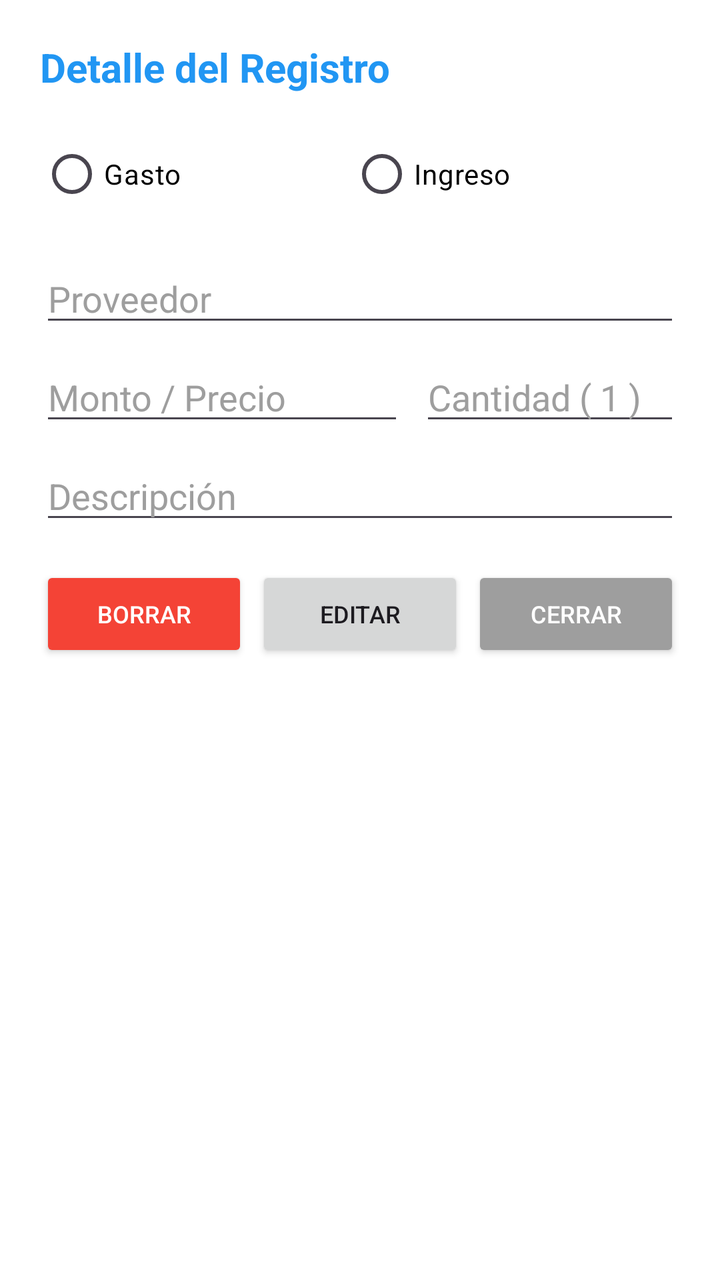
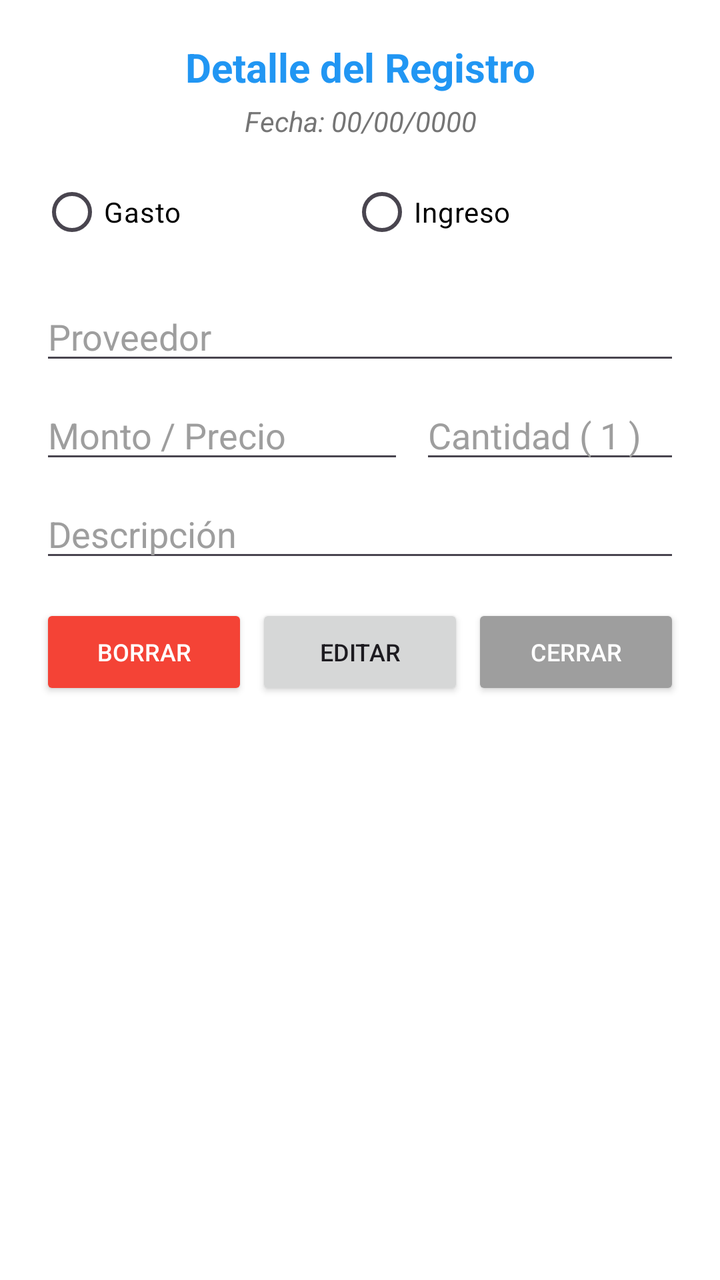

Screens rendered from an Android XML layout before and after an edit, with the pre-edit source and the edit as a unified diff.
<!-- AndroidManifest.xml: application theme Theme.LGW -->
<!-- res/layout/dialog_detalle_gasto.xml -->
<?xml version="1.0" encoding="utf-8"?>
<ScrollView xmlns:android="http://schemas.android.com/apk/res/android"
            android:layout_width="match_parent"
            android:layout_height="wrap_content"
            android:background="@android:color/white"
            android:padding="20dp">

    <LinearLayout
            android:layout_width="match_parent"
            android:layout_height="wrap_content"
            android:orientation="vertical">

        <TextView
                android:layout_width="match_parent"
                android:layout_height="wrap_content"
                android:text="Detalle del Registro"
                android:textColor="#2196F3"
                android:textSize="20sp"
                android:textStyle="bold"
                android:layout_marginBottom="16dp"/>

        <RadioGroup
                android:id="@+id/rgDetalleTipoTransaccion"
                android:layout_width="match_parent"
                android:layout_height="wrap_content"
                android:orientation="horizontal"
                android:layout_marginBottom="16dp">

            <RadioButton
                    android:id="@+id/rbDetalleCompra"
                    android:layout_width="wrap_content"
                    android:layout_height="wrap_content"
                    android:text="Gasto"
                    android:clickable="false"
                    android:focusable="false"
                    android:textColor="#000000"
                    android:layout_weight="1"/>

            <RadioButton
                    android:id="@+id/rbDetalleVenta"
                    android:layout_width="wrap_content"
                    android:layout_height="wrap_content"
                    android:text="Ingreso"
                    android:clickable="false"
                    android:focusable="false"
                    android:textColor="#000000"
                    android:layout_weight="1"/>
        </RadioGroup>

        <EditText
                android:id="@+id/etDetalleNombre"
                android:layout_width="match_parent"
                android:layout_height="wrap_content"
                android:hint="Proveedor"
                android:textColorHint="#9E9E9E"
                android:focusable="false"
                android:textColor="#000000"
                android:layout_marginBottom="8dp"/>

        <LinearLayout
                android:layout_width="match_parent"
                android:layout_height="wrap_content"
                android:orientation="horizontal"
                android:layout_marginBottom="8dp">

            <EditText
                    android:id="@+id/etDetallePrecio"
                    android:layout_width="0dp"
                    android:layout_weight="1"
                    android:layout_height="wrap_content"
                    android:hint="Monto / Precio"
                    android:textColorHint="#9E9E9E"
                    android:inputType="numberDecimal"
                    android:focusable="false"
                    android:textColor="#000000"/>

            <EditText
                    android:id="@+id/etDetalleCantidad"
                    android:layout_width="130dp"
                    android:layout_height="wrap_content"
                    android:hint="Cantidad ( 1 )"
                    android:textColorHint="#9E9E9E"
                    android:inputType="number"
                    android:focusable="false"
                    android:textColor="#000000"
                    android:layout_marginStart="8dp"/>
        </LinearLayout>

        <EditText
                android:id="@+id/etDetalleDescripcion"
                android:layout_width="match_parent"
                android:layout_height="wrap_content"
                android:hint="Descripción"
                android:textColorHint="#9E9E9E"
                android:focusable="false"
                android:textColor="#000000"
                android:layout_marginBottom="16dp"/>

        <LinearLayout
                android:layout_width="match_parent"
                android:layout_height="wrap_content"
                android:orientation="horizontal">

            <Button
                    android:id="@+id/btnDetalleBorrar"
                    android:layout_width="0dp"
                    android:layout_height="wrap_content"
                    android:layout_weight="1"
                    android:text="Borrar"
                    android:maxLines="1"
                    android:padding="4dp"
                    android:backgroundTint="#F44336"
                    android:textColor="#FFFFFF"
                    android:layout_marginEnd="4dp"
                    android:textSize="12sp"/>

            <Button
                    android:id="@+id/btnDetalleEditar"
                    android:layout_width="0dp"
                    android:layout_height="wrap_content"
                    android:layout_weight="1"
                    android:text="Editar"
                    android:maxLines="1"
                    android:padding="4dp"
                    android:layout_marginEnd="4dp"
                    android:textSize="12sp"/>

            <Button
                    android:id="@+id/btnDetalleGuardar"
                    android:layout_width="0dp"
                    android:layout_height="wrap_content"
                    android:layout_weight="1"
                    android:text="Guardar"
                    android:maxLines="1"
                    android:padding="4dp"
                    android:visibility="gone"
                    android:backgroundTint="#4CAF50"
                    android:textColor="#FFFFFF"
                    android:layout_marginEnd="4dp"
                    android:textSize="12sp"/>

            <Button
                    android:id="@+id/btnDetalleCerrar"
                    android:layout_width="0dp"
                    android:layout_height="wrap_content"
                    android:layout_weight="1"
                    android:text="Cerrar"
                    android:maxLines="1"
                    android:padding="4dp"
                    android:backgroundTint="#9E9E9E"
                    android:textColor="#FFFFFF"
                    android:textSize="12sp"/>
        </LinearLayout>
    </LinearLayout>
</ScrollView>
<!-- resources referenced by this layout -->
<resources>
  <style name="Theme.LGW" parent="Base.Theme.LGW" />
  <style name="Base.Theme.LGW" parent="Theme.Material3.DayNight.NoActionBar">
          
          
      </style>
</resources>

<!-- the commit's change to res/layout/dialog_detalle_gasto.xml (unified diff, before → after) -->
@@ -1,5 +1,6 @@
 <?xml version="1.0" encoding="utf-8"?>
 <ScrollView xmlns:android="http://schemas.android.com/apk/res/android"
+            xmlns:app="http://schemas.android.com/apk/res-auto"
             android:layout_width="match_parent"
             android:layout_height="wrap_content"
             android:background="@android:color/white"
@@ -17,7 +18,19 @@
                 android:textColor="#2196F3"
                 android:textSize="20sp"
                 android:textStyle="bold"
-                android:layout_marginBottom="16dp"/>
+                android:layout_marginBottom="4dp"
+                android:gravity="center"/>
+
+        <TextView
+                android:id="@+id/tvDetalleFechaDisplay"
+                android:layout_width="match_parent"
+                android:layout_height="wrap_content"
+                android:text="Fecha: 00/00/0000"
+                android:textColor="#757575"
+                android:textSize="14sp"
+                android:textStyle="italic"
+                android:layout_marginBottom="12dp"
+                android:gravity="center"/>
 
         <RadioGroup
                 android:id="@+id/rgDetalleTipoTransaccion"
